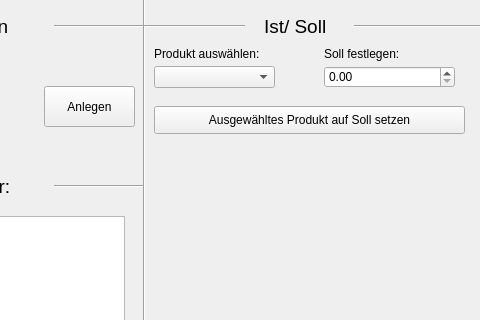
Before: the Qt Designer form src/Einkaufsmanagement.ui in smigalski/iFridge, drawn with Qt 5; both pictures show x 226 to 706 and y 134 to 454 of the 706 by 721 pixel window.
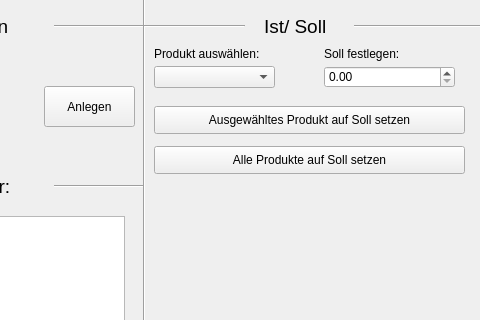
After: the same form once the commit is applied.

Commit message: [A1.2.1]: Umwandlung des Einkaufsmanagement GUI in Code

```diff
--- a/src/Einkaufsmanagement.ui
+++ b/src/Einkaufsmanagement.ui
@@ -519,6 +519,19 @@
      <string>Ausgewähltes Produkt auf Soll setzen</string>
     </property>
    </widget>
+   <widget class="QPushButton" name="pushButton_IstSoll_AllesAufSoll">
+    <property name="geometry">
+     <rect>
+      <x>380</x>
+      <y>280</y>
+      <width>311</width>
+      <height>28</height>
+     </rect>
+    </property>
+    <property name="text">
+     <string>Alle Produkte auf Soll setzen</string>
+    </property>
+   </widget>
   </widget>
   <widget class="QStatusBar" name="statusbar"/>
  </widget>
```
The commit also changes 2 other files.
